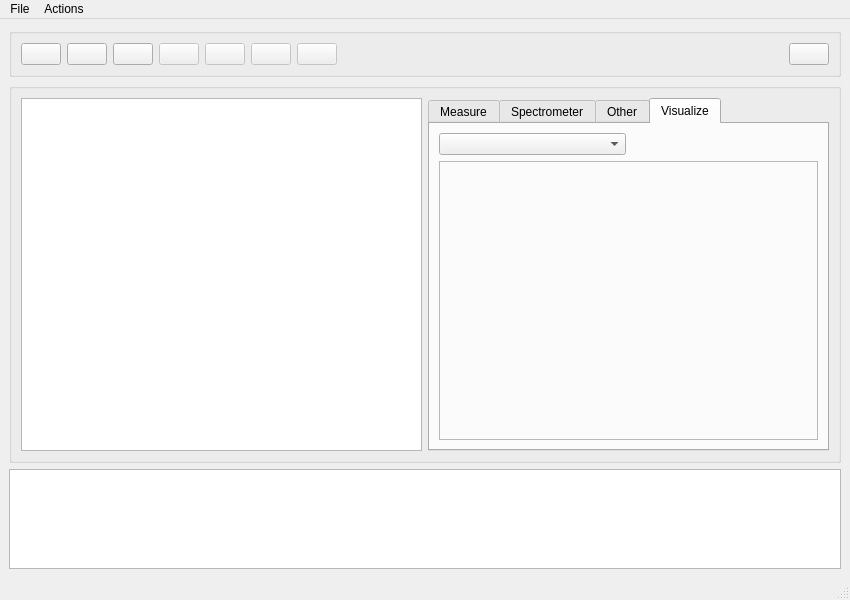
Old version of the form HDF5_BLS_GUI/Main/UI/main_window.ui in the repository bio-brillouin/HDF5_BLS.
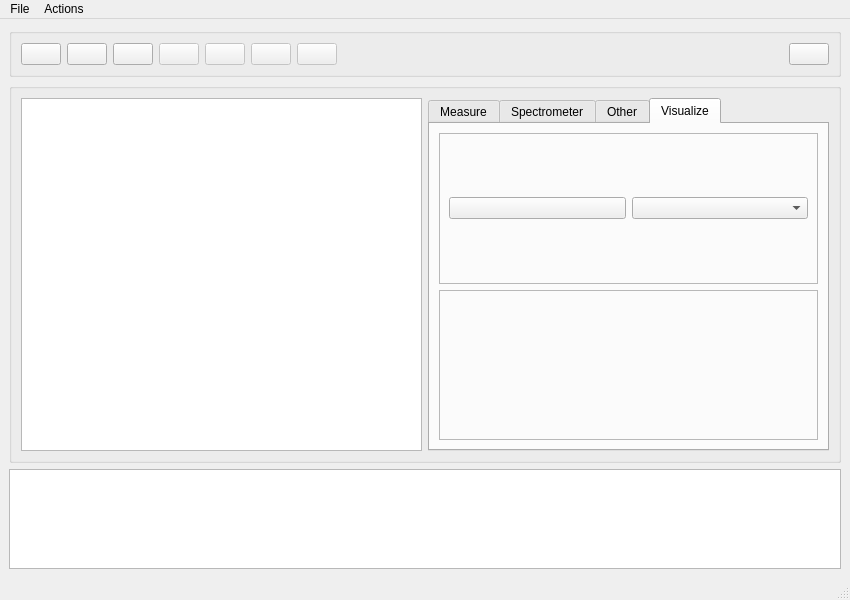
New version of the form. Icons and pictures are not drawn.

Diff of the .ui file:
```diff
--- a/HDF5_BLS_GUI/Main/UI/main_window.ui
+++ b/HDF5_BLS_GUI/Main/UI/main_window.ui
@@ -74,8 +74,34 @@
              </property>
             </widget>
            </item>
-           <item row="0" column="0">
-            <widget class="QComboBox" name="cb_Treatment"/>
+           <item row="0" column="0" colspan="2">
+            <widget class="QFrame" name="f_SelectionPlots">
+             <property name="frameShape">
+              <enum>QFrame::Shape::StyledPanel</enum>
+             </property>
+             <property name="frameShadow">
+              <enum>QFrame::Shadow::Plain</enum>
+             </property>
+             <property name="lineWidth">
+              <number>0</number>
+             </property>
+             <layout class="QHBoxLayout" name="horizontalLayout">
+              <item>
+               <widget class="QPushButton" name="b_Parameters">
+                <property name="text">
+                 <string/>
+                </property>
+                <property name="icon">
+                 <iconset resource="../../Icons.qrc">
+                  <normaloff>:/Buttons/icon/parameters.png</normaloff>:/Buttons/icon/parameters.png</iconset>
+                </property>
+               </widget>
+              </item>
+              <item>
+               <widget class="QComboBox" name="cb_Treatment"/>
+              </item>
+             </layout>
+            </widget>
            </item>
           </layout>
          </widget>
```
Left out of the diff: 17 changed lines with no effect on the pictures.
